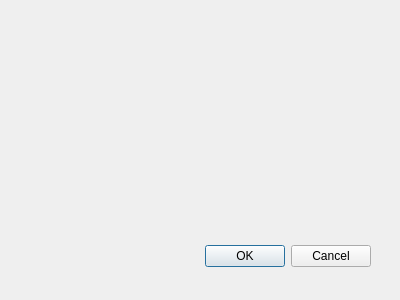
Before: the Qt Designer form Tools/OctreeFarm/Options.ui in krre/origin, drawn with Qt 5.
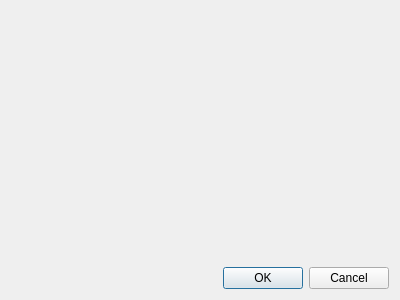
After: the same form once the commit is applied.

Commit message: OctreeFarm: Add layout into Options dialog

```diff
--- a/Tools/OctreeFarm/Options.ui
+++ b/Tools/OctreeFarm/Options.ui
@@ -13,15 +13,22 @@
   <property name="windowTitle">
    <string>Options</string>
   </property>
+  <layout class="QVBoxLayout" name="verticalLayout">
+   <item>
+    <spacer name="verticalSpacer">
+     <property name="orientation">
+      <enum>Qt::Vertical</enum>
+     </property>
+     <property name="sizeHint" stdset="0">
+      <size>
+       <width>20</width>
+       <height>40</height>
+      </size>
+     </property>
+    </spacer>
+   </item>
+   <item>
   <widget class="QDialogButtonBox" name="buttonBox">
-   <property name="geometry">
-    <rect>
-     <x>30</x>
-     <y>240</y>
-     <width>341</width>
-     <height>32</height>
-    </rect>
-   </property>
    <property name="orientation">
     <enum>Qt::Horizontal</enum>
    </property>
@@ -29,6 +36,8 @@
     <set>QDialogButtonBox::Cancel|QDialogButtonBox::Ok</set>
    </property>
   </widget>
+   </item>
+  </layout>
  </widget>
  <resources/>
  <connections>
```
Lines whose indentation alone changed are shown as unchanged.
